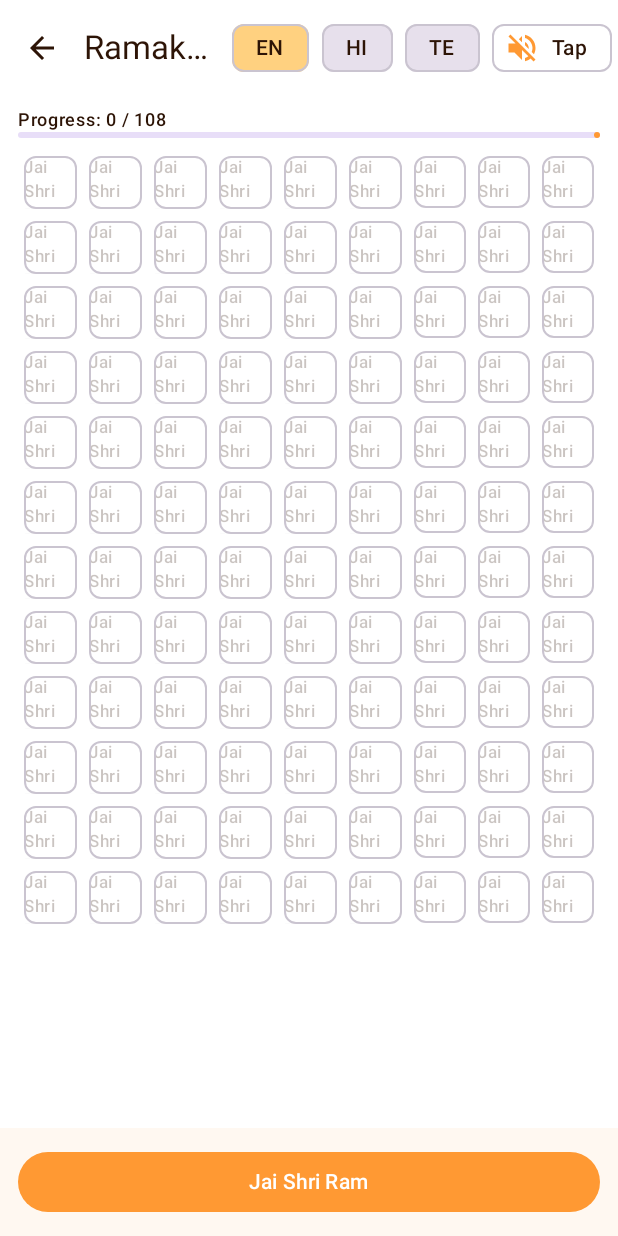
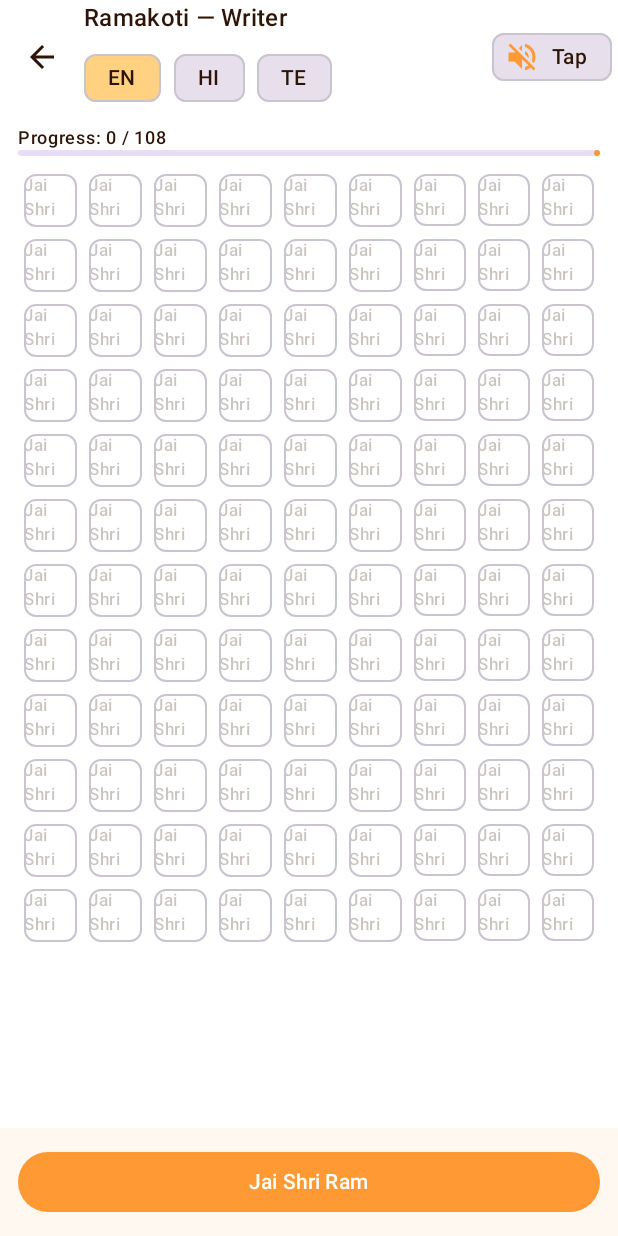
Before and after one commit to pkoli4115/Spiritual360, an Android app built with Jetpack Compose: the RamakotiScreen screen opened through its navigation route, on a phone screen of 412 x 824 dp. Run offline under Robolectric (Android 15) with nearby library versions, the phone set to English and light mode, and no system bars; our stand-ins replace Dagger/Hilt's generated code, Firebase (no records; nobody signed in at launch, a user with empty details on screens opened directly); libraries missing offline, so code that uses them is left out: coil.decode, com.facebook, com.facebook.appevents; 3 statements that could not run were skipped.

Commit message:
✨ Ramakoti update: added bell sound, celebration GIF, top bar fix

```diff
--- a/app/build.gradle
+++ b/app/build.gradle
@@ -108,6 +108,9 @@ dependencies {
     implementation 'com.google.code.gson:gson:2.10.1'                     // remove if only using kotlinx-serialization
     implementation 'org.jetbrains.kotlinx:kotlinx-serialization-json:1.6.3'// remove if only using Gson
     implementation 'com.squareup.okhttp3:okhttp:4.12.0'                    // remove if not calling external APIs
+//=======GIF support via Coil===================
+    implementation("io.coil-kt:coil-compose:2.6.0")
+    implementation("io.coil-kt:coil-gif:2.6.0")
 
     // ===== Optional security (remove if not encrypting) =====
     implementation 'androidx.security:security-crypto:1.1.0-alpha03'
--- a/app/src/main/java/com/hindu/pooja/feature/ramakoti/data/RamakotiRepository.kt
+++ b/app/src/main/java/com/hindu/pooja/feature/ramakoti/data/RamakotiRepository.kt
@@ -170,6 +170,26 @@ class RamakotiRepository @Inject constructor(
         return snap.getLong("totalCount")?.toInt()
     }
 
+    /**
+     * ✅ Lifetime total from committed batches ONLY.
+     * Sums up committed batches (capped at 108 per batch to be safe with legacy docs).
+     */
+    suspend fun readCommittedTotalCount(): Int {
+        val uid = userId()
+        val committed = batchesCol(uid)
+            .whereEqualTo("status", "committed")
+            .get()
+            .await()
+
+        // Prefer completedCells if present; cap at 108 to avoid over-counting.
+        var total = 0
+        for (doc in committed.documents) {
+            val cellsCount = (doc.getLong("completedCells")?.toInt() ?: 108).coerceAtMost(108)
+            total += cellsCount
+        }
+        return total
+    }
+
     /* --------------------------------- Helpers -------------------------------- */
 
     private fun userId(): String =
--- a/app/src/main/java/com/hindu/pooja/feature/ramakoti/ui/RamakotiScreen.kt
+++ b/app/src/main/java/com/hindu/pooja/feature/ramakoti/ui/RamakotiScreen.kt
@@ -2,7 +2,18 @@
 
 package com.hindu.pooja.feature.ramakoti.ui
 
+import android.media.MediaPlayer
+import android.os.Build
+import androidx.compose.animation.AnimatedVisibility
+import androidx.compose.animation.fadeIn
+import androidx.compose.animation.fadeOut
+import androidx.compose.animation.core.LinearEasing
+import androidx.compose.animation.core.animateFloat
+import androidx.compose.animation.core.infiniteRepeatable
+import androidx.compose.animation.core.rememberInfiniteTransition
+import androidx.compose.animation.core.tween
 import androidx.compose.foundation.BorderStroke
+import androidx.compose.foundation.Canvas
 import androidx.compose.foundation.background
 import androidx.compose.foundation.border
 import androidx.compose.foundation.layout.*
@@ -19,15 +30,24 @@ import androidx.compose.material3.*
 import androidx.compose.runtime.*
 import androidx.compose.ui.Alignment
 import androidx.compose.ui.Modifier
+import androidx.compose.ui.geometry.Offset
 import androidx.compose.ui.graphics.Color
+import androidx.compose.ui.platform.LocalContext
 import androidx.compose.ui.text.style.TextOverflow
 import androidx.compose.ui.unit.dp
 import androidx.hilt.navigation.compose.hiltViewModel
 import androidx.navigation.NavController
+import coil.compose.AsyncImage
+import coil.decode.GifDecoder
+import coil.decode.ImageDecoderDecoder
+import coil.request.ImageRequest
+import com.hindu.pooja.R
+import com.hindu.pooja.RamakotiAudioKeyBus
 import com.hindu.pooja.VolumeEvent
-import com.hindu.pooja.RamakotiAudioKeyBus
 import com.hindu.pooja.model.ramakoti.CellState
 import com.hindu.pooja.viewmodel.RamakotiViewModel
+import kotlinx.coroutines.delay
+import kotlin.random.Random
 
 @Composable
 fun RamakotiScreen(
@@ -45,13 +65,29 @@ fun RamakotiScreen(
     val showCelebration by viewModel.showCelebration.collectAsState()
     val audioMode by viewModel.audioMode.collectAsState()
 
-    // Hook volume keys when audioMode = true
+    val context = LocalContext.current
+
+    // 🔊 Bell sound
+    val playBell: () -> Unit = remember {
+        {
+            try {
+                val mp = MediaPlayer.create(context, R.raw.bell_ram)
+                mp?.setOnCompletionListener { it.release() }
+                mp?.start()
+            } catch (_: Exception) { /* ignore */ }
+        }
+    }
+
+    // 🔉 Volume key hooks
     LaunchedEffect(audioMode) { RamakotiAudioKeyBus.setActive(audioMode) }
     LaunchedEffect(Unit) {
         RamakotiAudioKeyBus.events.collect { event ->
             if (audioMode) {
                 when (event) {
-                    VolumeEvent.UP -> viewModel.fillNextCellWithMantra()
+                    VolumeEvent.UP -> {
+                        playBell()
+                        viewModel.fillNextCellWithMantra()
+                    }
                     VolumeEvent.DOWN -> viewModel.undoLastFillNoop()
                 }
             }
@@ -62,11 +98,20 @@ fun RamakotiScreen(
         topBar = {
             SmallTopAppBar(
                 title = {
+                    Column(
+                        verticalArrangement = Arrangement.Center,
+                        horizontalAlignment = Alignment.Start
+                    ) {
                         Text(
-                        "Ramakoti — Writer",
-                        maxLines = 1,
-                        overflow = TextOverflow.Ellipsis
+                            text = "Ramakoti — Writer",
+                            style = MaterialTheme.typography.titleMedium,
+                            color = MaterialTheme.colorScheme.onSurface,
+                            maxLines = 2,
+                            overflow = TextOverflow.Clip
                         )
+                        Spacer(Modifier.height(4.dp))
+                        LanguageChipRow(language = language, onChange = viewModel::switchLanguage)
+                    }
                 },
                 navigationIcon = {
                     IconButton(onClick = { navController.popBackStack() }) {
@@ -74,9 +119,6 @@ fun RamakotiScreen(
                     }
                 },
                 actions = {
-                    Row(verticalAlignment = Alignment.CenterVertically) {
-                        LanguageChipRow(language = language, onChange = viewModel::switchLanguage)
-                        Spacer(Modifier.width(8.dp))
                     AssistChip(
                         onClick = { viewModel.setAudioMode(!audioMode) },
                         leadingIcon = {
@@ -85,9 +127,14 @@ fun RamakotiScreen(
                                 contentDescription = null
                             )
                         },
-                            label = { Text(if (audioMode) "Audio" else "Tap") }
+                        label = { Text(if (audioMode) "Audio" else "Tap") },
+                        colors = AssistChipDefaults.assistChipColors(
+                            containerColor = if (audioMode)
+                                MaterialTheme.colorScheme.primaryContainer
+                            else
+                                MaterialTheme.colorScheme.surfaceVariant
                         )
-                    }
+                    )
                 }
             )
         },
@@ -105,24 +152,32 @@ fun RamakotiScreen(
                     contentAlignment = Alignment.Center
                 ) {
                     Button(
-                        onClick = { viewModel.fillNextCellWithMantra() },
-                        // Disable after 108; VM won’t create a new batch automatically
-                        enabled = completed < 108,
+                        onClick = {
+                            playBell()
+                            viewModel.fillNextCellWithMantra()
+                        },
+                        enabled = completed < 108, // VM will roll to next batch when 108 reached
                         modifier = Modifier.fillMaxWidth()
                     ) { Text(buttonText) }
                 }
             }
         }
     ) { pad ->
+        // Use a Box so the celebration overlays everything
+        Box(
+            modifier = Modifier
+                .fillMaxSize()
+                .padding(pad)
+        ) {
             Column(
                 modifier = Modifier
                     .fillMaxSize()
-                .padding(pad)
                     .padding(horizontal = 12.dp, vertical = 8.dp)
             ) {
                 ProgressBar108(progress = completed, total = total)
                 Spacer(Modifier.height(8.dp))
                 WriterGridReadOnly(cells = cells, language = language)
+            }
 
             if (showCelebration) {
                 CelebrationOverlay(onDismiss = { viewModel.dismissCelebration() })
@@ -136,30 +191,19 @@ fun RamakotiScreen(
 @Composable
 private fun LanguageChipRow(language: String, onChange: (String) -> Unit) {
     Row(horizontalArrangement = Arrangement.spacedBy(8.dp)) {
+        listOf("en" to "EN", "hi" to "HI", "te" to "TE").forEach { (code, label) ->
             AssistChip(
-            onClick = { onChange("en") },
-            label = { Text("EN") },
+                onClick = { onChange(code) },
+                label = { Text(label) },
                 colors = AssistChipDefaults.assistChipColors(
-                containerColor = if (language == "en") MaterialTheme.colorScheme.primaryContainer
-                else MaterialTheme.colorScheme.surfaceVariant
+                    containerColor =
+                        if (language == code)
+                            MaterialTheme.colorScheme.primaryContainer
+                        else
+                            MaterialTheme.colorScheme.surfaceVariant
                 )
             )
-        AssistChip(
-            onClick = { onChange("hi") },
-            label = { Text("HI") },
-            colors = AssistChipDefaults.assistChipColors(
-                containerColor = if (language == "hi") MaterialTheme.colorScheme.primaryContainer
-                else MaterialTheme.colorScheme.surfaceVariant
-            )
-        )
-        AssistChip(
-            onClick = { onChange("te") },
-            label = { Text("TE") },
-            colors = AssistChipDefaults.assistChipColors(
-                containerColor = if (language == "te") MaterialTheme.colorScheme.primaryContainer
-                else MaterialTheme.colorScheme.surfaceVariant
-            )
-        )
+        }
     }
 }
 
@@ -230,30 +274,75 @@ private fun ghostHint(lang: String): String = when (lang.lowercase()) {
     else -> "Jai Shri Ram"
 }
 
+/* ----------------- Celebration with GIF + falling petals ----------------- */
+
 @Composable
 private fun CelebrationOverlay(onDismiss: () -> Unit) {
     var visible by remember { mutableStateOf(true) }
+
     LaunchedEffect(Unit) {
-        kotlinx.coroutines.delay(1800)
+        delay(3500)
         visible = false
         onDismiss()
     }
-    androidx.compose.animation.AnimatedVisibility(
+
+    AnimatedVisibility(
         visible = visible,
-        enter = androidx.compose.animation.fadeIn(),
-        exit = androidx.compose.animation.fadeOut()
+        enter = fadeIn(animationSpec = tween(800)),
+        exit = fadeOut(animationSpec = tween(800))
     ) {
         Box(
             Modifier
                 .fillMaxSize()
-                .background(Color(0x99FFFFFF)),
+                .background(Color(0x99000000)),
             contentAlignment = Alignment.Center
         ) {
-            Column(horizontalAlignment = Alignment.CenterHorizontally) {
-                Text("జై శ్రీరామ్!", style = MaterialTheme.typography.headlineSmall)
-                Spacer(Modifier.height(8.dp))
-                Text("108 పూర్తయ్యాయి ✨")
+            val context = LocalContext.current
+            AsyncImage(
+                model = ImageRequest.Builder(context)
+                    .data(R.drawable.sri_ram) // drawable/sri_ram.gif
+                    .decoderFactory(
+                        if (Build.VERSION.SDK_INT >= 28)
+                            ImageDecoderDecoder.Factory()
+                        else
+                            GifDecoder.Factory()
+                    )
+                    .build(),
+                contentDescription = "Sri Ram Celebration",
+                modifier = Modifier.size(300.dp)
+            )
+
+            FlowerShower()
         }
     }
 }
+
+/* ------------------ Flower animation ------------------ */
+
+@Composable
+private fun FlowerShower(
+    petalCount: Int = 25,
+    durationMillis: Int = 4000
+) {
+    val randomSeeds = remember { List(petalCount) { Random(it) } }
+
+    val anim = rememberInfiniteTransition(label = "flower")
+    val fallProgress by anim.animateFloat(
+        initialValue = 0f,
+        targetValue = 1f,
+        animationSpec = infiniteRepeatable(tween(durationMillis, easing = LinearEasing)),
+        label = "fall"
+    )
+
+    Canvas(Modifier.fillMaxSize()) {
+        val w = size.width
+        val h = size.height
+        for (i in 0 until petalCount) {
+            val rnd = randomSeeds[i]
+            val x = rnd.nextFloat() * w
+            val y = (fallProgress * h + rnd.nextFloat() * h) % h
+            val color = listOf(Color.Magenta, Color.Red, Color.Yellow, Color.Cyan).random(rnd)
+            drawCircle(color = color, radius = 8f, center = Offset(x, y))
         }
+    }
+}
--- a/app/src/main/java/com/hindu/pooja/viewmodel/RamakotiViewModel.kt
+++ b/app/src/main/java/com/hindu/pooja/viewmodel/RamakotiViewModel.kt
@@ -1,5 +1,6 @@
 package com.hindu.pooja.viewmodel
 
+import android.util.Log
 import androidx.lifecycle.ViewModel
 import androidx.lifecycle.viewModelScope
 import com.hindu.pooja.feature.ramakoti.data.RamakotiRepository
@@ -27,8 +28,8 @@ class RamakotiViewModel @Inject constructor(
     private val _completed = MutableStateFlow(0)
     val completed: StateFlow<Int> = _completed.asStateFlow()
 
-    private val _totalCount = MutableStateFlow(0)
-    val totalCount: StateFlow<Int> = _totalCount.asStateFlow()
+    private val _totalCommitted = MutableStateFlow(0)
+    val totalCount: StateFlow<Int> = _totalCommitted.asStateFlow()
 
     private val _showCelebration = MutableStateFlow(false)
     val showCelebration: StateFlow<Boolean> = _showCelebration.asStateFlow()
@@ -36,76 +37,102 @@ class RamakotiViewModel @Inject constructor(
     private val _audioMode = MutableStateFlow(false)
     val audioMode: StateFlow<Boolean> = _audioMode.asStateFlow()
 
+    // ✅ Threshold temporarily lowered for testing; revert to 108 for production
+    private val BATCH_SIZE = 108
+
     fun init(language: String) {
         viewModelScope.launch {
+            try {
                 _language.value = language
+                Log.d("RamakotiVM", "🟢 init(language=$language)")
 
-            // Try to load an existing in-progress batch
-            var pair: Pair<String?, List<Any?>> = repo.getActiveBatchOrNull(language)
-            // If none, create one so the grid never appears empty
+                // load or create a batch
+                var pair = repo.getActiveBatchOrNull(language)
                 if (pair.first == null) {
                     val created = repo.createNewInProgressBatch(language)
                     pair = created.first to created.second
+                    Log.d("RamakotiVM", "🆕 Created new in-progress batch ${pair.first}")
                 }
 
                 currentBatchId = pair.first
-            val raw: List<Any?> = pair.second
-            _cells.value = rawToCellState(raw, language)
+                _cells.value = rawToCellState(pair.second, language)
                 _completed.value = _cells.value.count { it.filled }
-            _totalCount.value = repo.readTotalCount() ?: 0
+
+                // read committed-only total
+                _totalCommitted.value = repo.readCommittedTotalCount() ?: 0
                 _showCelebration.value = false
+
+                // edge case: last batch already complete
+                if (_completed.value >= BATCH_SIZE && currentBatchId != null) {
+                    val finishedId = currentBatchId!!
+                    Log.d("RamakotiVM", "⚙️ Auto-committing already complete batch $finishedId")
+                    repo.commitBatchAndIncrementTotal(finishedId)
+                    _totalCommitted.value = repo.readCommittedTotalCount() ?: 0
+                    _showCelebration.value = true
+                    Log.d("RamakotiVM", "🎉 Celebration triggered (auto-commit) for $finishedId")
+
+                    val (newId, newCells) = repo.createNewInProgressBatch(_language.value)
+                    currentBatchId = newId
+                    _cells.value = rawToCellState(newCells, _language.value)
+                    _completed.value = 0
+                }
+
+            } catch (e: Exception) {
+                Log.e("RamakotiVM", "❌ init() failed", e)
+            }
         }
     }
 
     fun switchLanguage(lang: String) { _language.value = lang }
     fun setAudioMode(enabled: Boolean) { _audioMode.value = enabled }
     fun dismissCelebration() { _showCelebration.value = false }
-    fun undoLastFillNoop() { /* reserved for future */ }
+    fun undoLastFillNoop() { /* reserved for undo later */ }
 
     fun fillNextCellWithMantra() {
         viewModelScope.launch {
+            try {
                 val batchId = currentBatchId ?: return@launch
 
-            val next = _cells.value.firstOrNull { !it.filled } ?: return@launch
-
+                val nextEmpty = _cells.value.firstOrNull { !it.filled } ?: return@launch
                 val now = System.currentTimeMillis()
-            val text = when (_language.value.lowercase()) {
+                val mantra = when (_language.value.lowercase()) {
                     "hi" -> "जय श्री राम"
                     "te" -> "జై శ్రీ రామ్"
                     else -> "Jai Shri Ram"
                 }
 
-            // Persist the next cell
-            repo.fillCell(
-                batchId = batchId,
-                index = next.index,
-                value = text,
-                lang = _language.value,
-                ts = now
-            )
+                repo.fillCell(batchId, nextEmpty.index, mantra, _language.value, now)
+                Log.d("RamakotiVM", "✍️ Filled cell ${nextEmpty.index} in batch $batchId")
 
-            // Refresh current batch state
+                // refresh UI
                 val refreshed = repo.getActiveBatchOrNull(_language.value)
                 currentBatchId = refreshed.first
                 _cells.value = rawToCellState(refreshed.second, _language.value)
                 _completed.value = _cells.value.count { it.filled }
+                Log.d("RamakotiVM", "📊 Progress updated = ${_completed.value}/$BATCH_SIZE")
 
-            // If completed -> commit & immediately start a brand-new batch
-            if (_completed.value == 108) {
+                // check threshold
+                if (_completed.value >= BATCH_SIZE) {
+                    Log.d("RamakotiVM", "✅ Batch $batchId complete; committing...")
                     repo.commitBatchAndIncrementTotal(batchId)
+                    _totalCommitted.value = repo.readCommittedTotalCount() ?: 0
+                    _showCelebration.value = true
+                    Log.d("RamakotiVM", "🎉 Celebration triggered (manual complete) for $batchId")
 
-                // Update lifetime total from server (falls back to +108 if null)
-                _totalCount.value = repo.readTotalCount() ?: (_totalCount.value + 108)
-                _showCelebration.value = true
-
-                // 🔁 Auto-create and load the next in-progress batch
+                    // create next batch
                     val (newId, newCells) = repo.createNewInProgressBatch(_language.value)
                     currentBatchId = newId
                     _cells.value = rawToCellState(newCells, _language.value)
                     _completed.value = 0
                 }
+
+            } catch (e: Exception) {
+                Log.e("RamakotiVM", "❌ fillNextCellWithMantra failed", e)
             }
         }
+    }
+
+    /* ----------------------- helpers ----------------------- */
 
     private fun rawToCellState(raw: List<Any?>, langDefault: String): List<CellState> {
         return raw.mapIndexed { i, anyItem ->
```
Also changed, not shown: 2 other files. Lines whose indentation alone changed are shown as unchanged.
